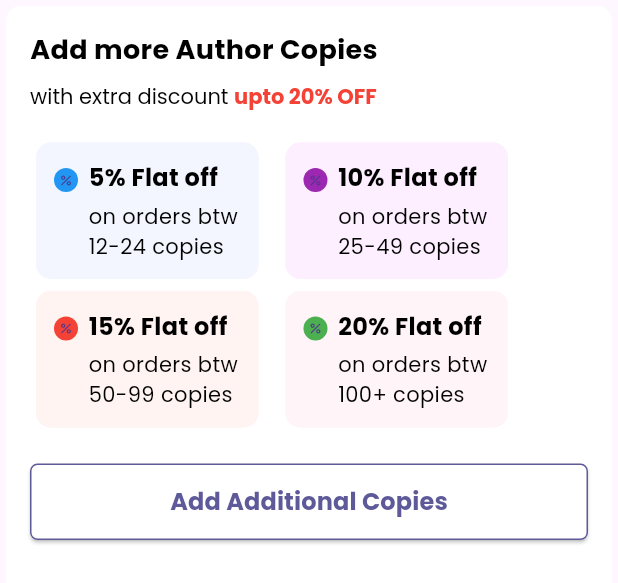
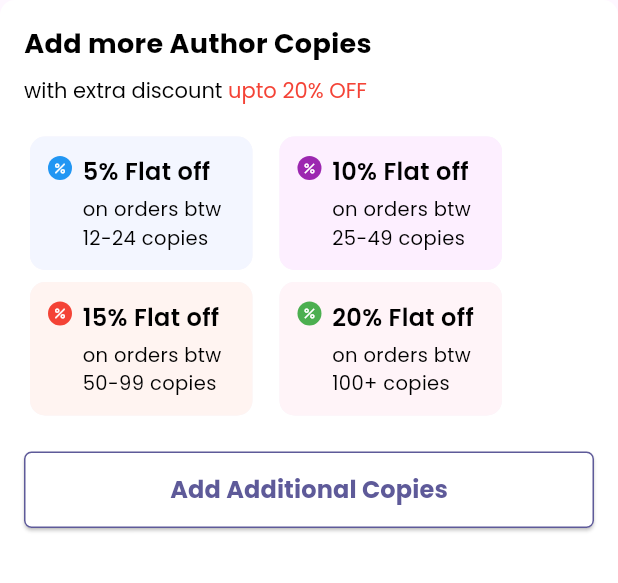
Before and after one commit to MeenaSekar24/wa, a Flutter app: the BuildAdditionalCopiesCardWidget widget shown alone on an empty page, opened directly, on a phone screen of 412 x 824 dp. Shown: the top 583 px of the screen. Run offline on Flutter 3.47's test engine with Material 3 defaults, Android fonts, the phone set to English and light mode, and no system bars; our stand-ins replace google_fonts; network calls fail.

Commit message:
UI correction

```diff
--- a/lib/main.dart
+++ b/lib/main.dart
@@ -40,7 +40,7 @@ class AuthorCopiesScreen extends StatelessWidget {
         child: SingleChildScrollView(
           child: Column(
             crossAxisAlignment: CrossAxisAlignment.start,
-            children: [OfferSection(isFree: true, isOffer: false)],
+            children: [OfferSection(isFree: true, isOffer: true)],
           ),
         ),
       ),
--- a/lib/offer_section/components/build_additional_copy_card/build_additional_copies_card.dart
+++ b/lib/offer_section/components/build_additional_copy_card/build_additional_copies_card.dart
@@ -10,6 +10,7 @@ class BuildAdditionalCopiesCardWidget extends StatelessWidget {
   @override
   Widget build(BuildContext context) {
     return Card(
+      margin: EdgeInsets.zero,
       color: Colors.white,
       elevation: 0,
       shape: RoundedRectangleBorder(
@@ -38,7 +39,7 @@ class BuildAdditionalCopiesCardWidget extends StatelessWidget {
                     text: 'upto 20% OFF',
                     style: GoogleFonts.poppins(
                       fontSize: 14,
-                      fontWeight: FontWeight.bold,
+                      fontWeight: FontWeight.w400,
                       color: Colors.red, // You can also use Color(0xFFFF0000)
                     ),
                   ),
--- a/lib/offer_section/components/build_additional_copy_card/widgets/build_discount_tiles_widget.dart
+++ b/lib/offer_section/components/build_additional_copy_card/widgets/build_discount_tiles_widget.dart
@@ -53,13 +53,14 @@ class BuildDiscountTilesWidget extends StatelessWidget {
               crossAxisAlignment: CrossAxisAlignment.start,
               children: [
                 Padding(
-                  padding: const EdgeInsets.only(top: 05),
+                  padding: const EdgeInsets.only(top: 1),
                   child: CircleAvatar(
                     backgroundColor: iconColor.withOpacity(1),
                     radius: 08,
                     child: const Icon(
                       Icons.percent,
                       size: 10,
+                      color: Colors.white,
                     ),
                   ),
                 ),
@@ -74,7 +75,7 @@ class BuildDiscountTilesWidget extends StatelessWidget {
                         title,
                         style: GoogleFonts.poppins(
                           fontSize: 16,
-                          fontWeight: FontWeight.bold,
+                          fontWeight: FontWeight.w600,
                           color: Colors.black,
                         ),
                       ),
@@ -82,7 +83,7 @@ class BuildDiscountTilesWidget extends StatelessWidget {
                       Text(
                         subtitle,
                         style: GoogleFonts.poppins(
-                          fontSize: 14,
+                          fontSize: 13,
                           color: Colors.black,
                         ),
                       ),
--- a/lib/offer_section/components/build_author_edition_card/widgets/build_quantity_field_widget.dart
+++ b/lib/offer_section/components/build_author_edition_card/widgets/build_quantity_field_widget.dart
@@ -11,7 +11,7 @@ class BuildQuantityFieldWidget extends StatelessWidget {
       padding: const EdgeInsets.symmetric(horizontal: 10),
       decoration: BoxDecoration(
         color: Colors.grey[200],
-        border: Border.all(color: Colors.black),
+        border: Border.all(color: Colors.black, width: 0.2),
       ),
       child: TextField(
         readOnly: true,
```
